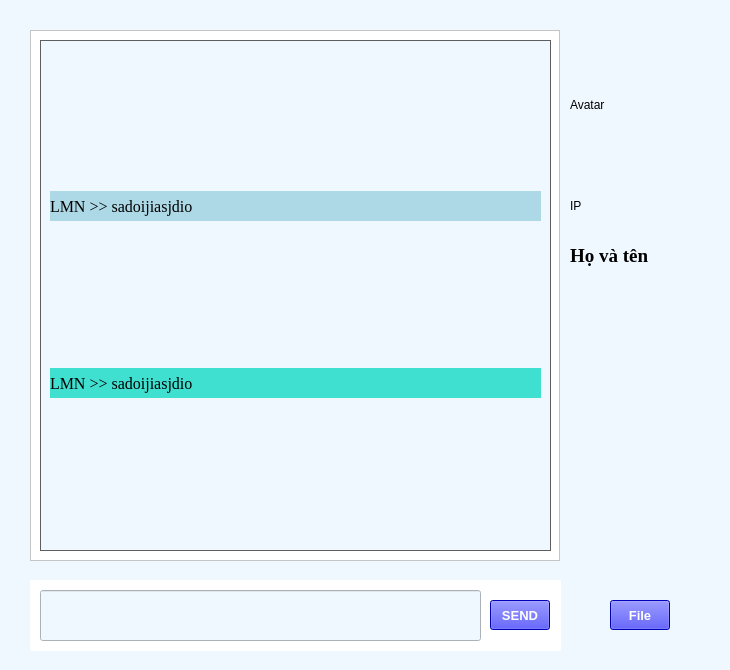
Qt form UI/mainchat.ui (thuankhangho/btl-mmt) before a commit.
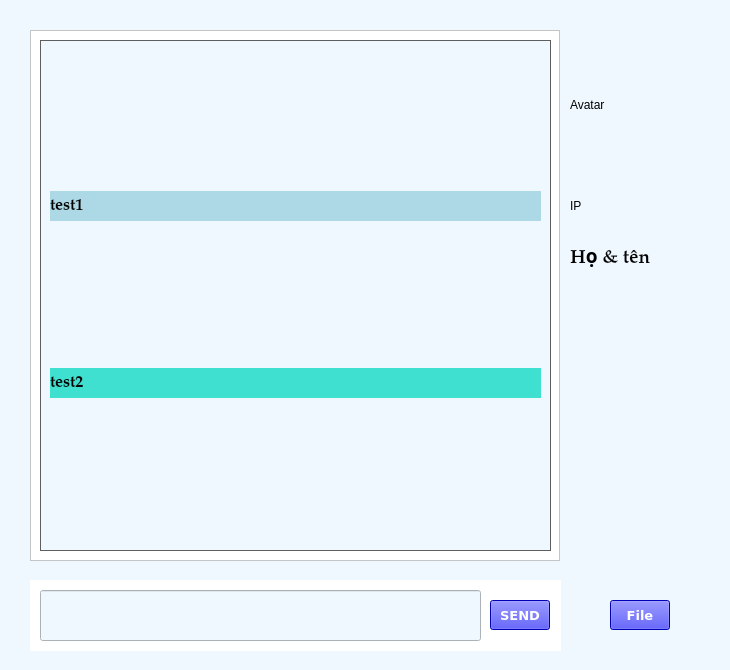
The same form after that commit. Icons and pictures are not drawn.

Patch:
```diff
--- a/UI/mainchat.ui
+++ b/UI/mainchat.ui
@@ -49,8 +49,8 @@
      <string>&lt;!DOCTYPE HTML PUBLIC &quot;-//W3C//DTD HTML 4.0//EN&quot; &quot;http://www.w3.org/TR/REC-html40/strict.dtd&quot;&gt;
 &lt;html&gt;&lt;head&gt;&lt;meta name=&quot;qrichtext&quot; content=&quot;1&quot; /&gt;&lt;style type=&quot;text/css&quot;&gt;
 p, li { white-space: pre-wrap; }
-&lt;/style&gt;&lt;/head&gt;&lt;body style=&quot; font-family:'MS Shell Dlg 2'; font-size:8.25pt; font-weight:400; font-style:normal;&quot;&gt;
-&lt;p style=&quot;-qt-paragraph-type:empty; margin-top:0px; margin-bottom:0px; margin-left:0px; margin-right:0px; -qt-block-indent:0; text-indent:0px; font-size:7.8pt;&quot;&gt;&lt;br /&gt;&lt;/p&gt;&lt;/body&gt;&lt;/html&gt;</string>
+&lt;/style&gt;&lt;/head&gt;&lt;body style=&quot; font-family:'MS Shell Dlg 2'; font-size:7.8pt; font-weight:400; font-style:normal;&quot;&gt;
+&lt;p style=&quot;-qt-paragraph-type:empty; margin-top:0px; margin-bottom:0px; margin-left:0px; margin-right:0px; -qt-block-indent:0; text-indent:0px;&quot;&gt;&lt;br /&gt;&lt;/p&gt;&lt;/body&gt;&lt;/html&gt;</string>
     </property>
    </widget>
    <widget class="QLineEdit" name="lineEdit">
@@ -86,6 +86,7 @@
     </property>
     <property name="font">
      <font>
+      <family>Verdana</family>
       <pointsize>10</pointsize>
       <weight>75</weight>
       <bold>true</bold>
@@ -123,14 +124,14 @@
     </property>
     <property name="font">
      <font>
-      <family>Times New Roman</family>
+      <family>Palatino Linotype</family>
       <pointsize>14</pointsize>
       <weight>75</weight>
       <bold>true</bold>
      </font>
     </property>
     <property name="text">
-     <string>Họ và tên</string>
+     <string>Họ &amp; tên</string>
     </property>
    </widget>
    <widget class="QScrollArea" name="scrollArea">
@@ -273,8 +274,10 @@
         </property>
         <property name="font">
          <font>
-          <family>Times New Roman</family>
+          <family>Palatino Linotype</family>
           <pointsize>12</pointsize>
+          <weight>75</weight>
+          <bold>true</bold>
          </font>
         </property>
         <property name="autoFillBackground">
@@ -284,7 +287,7 @@
          <string notr="true">background-color:lightblue;</string>
         </property>
         <property name="text">
-         <string>LMN &gt;&gt; sadoijiasjdio</string>
+         <string>test1</string>
         </property>
        </widget>
       </item>
@@ -304,15 +307,17 @@
         </property>
         <property name="font">
          <font>
-          <family>Times New Roman</family>
+          <family>Palatino Linotype</family>
           <pointsize>12</pointsize>
+          <weight>75</weight>
+          <bold>true</bold>
          </font>
         </property>
         <property name="styleSheet">
          <string notr="true">background-color: turquoise</string>
         </property>
         <property name="text">
-         <string>LMN &gt;&gt; sadoijiasjdio</string>
+         <string>test2</string>
         </property>
        </widget>
       </item>
@@ -346,6 +351,7 @@
     </property>
     <property name="font">
      <font>
+      <family>Verdana</family>
       <pointsize>10</pointsize>
       <weight>75</weight>
       <bold>true</bold>
```
Left out of the diff: 10 changed lines with no effect on the pictures.
